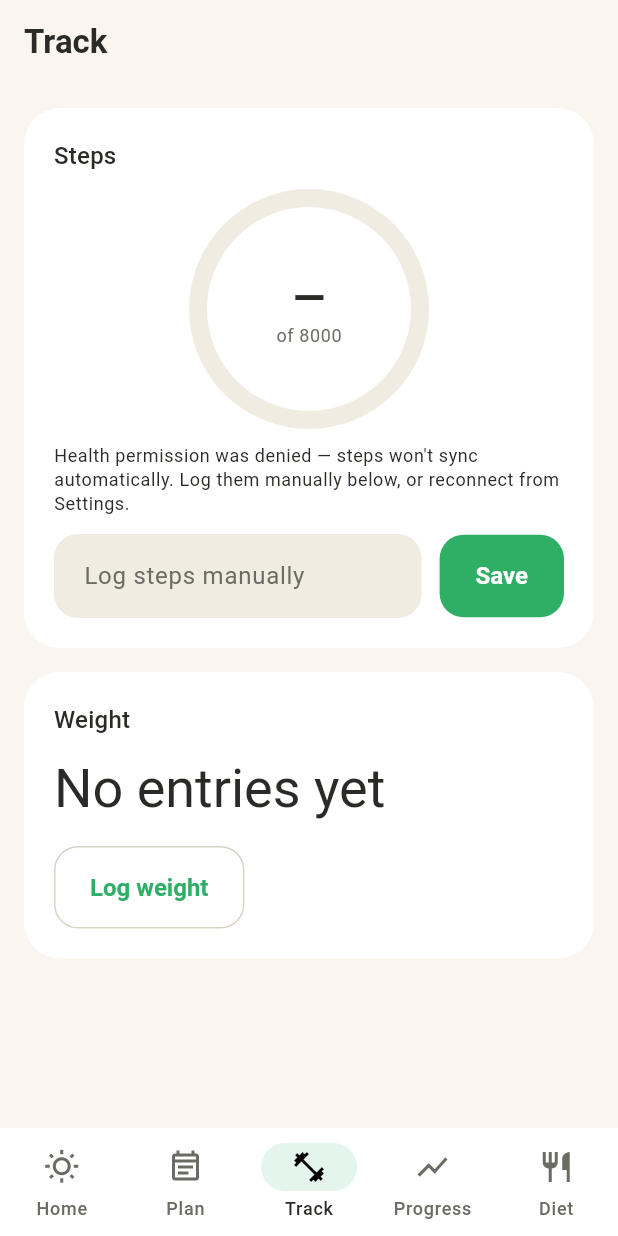
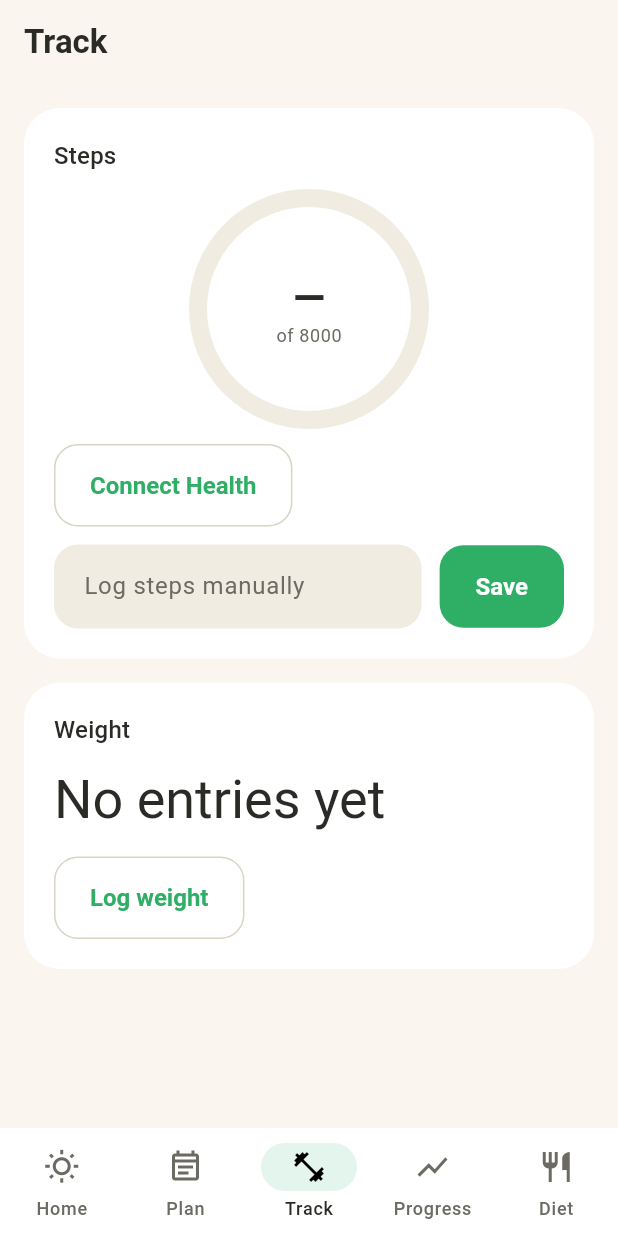
Before and after one commit to maheshsaibabu-debug/FitnessAI, a Flutter app: the TrackScreen screen opened by its route, on a phone screen of 412 x 824 dp. Run offline on Flutter 3.47's test engine with Material 3 defaults, Android fonts, the phone set to English and light mode, and no system bars; our stand-ins replace connectivity_plus, drift, flutter_dotenv, flutter_riverpod, flutter_secure_storage, go_router and 2 more; missing offline and left inert: health; accounts and stored records are empty; generated files the repository leaves out were written again.

Commit message:
Fix Android steps sync: wrong Activity base class, missing Health Connect manifest entries, and a permission-status bug
MainActivity extended plain FlutterActivity instead of FlutterFragmentActivity, so the health plugin's ComponentActivity cast crashed and never registered. The manifest was also missing the rationale intent-filter and ViewPermissionUsageActivity alias Health Connect requires to treat the app as a legitimate health-permission requester — without them Android's Permission Manager showed "No permissions required" and every request silently resolved empty. Separately, checkStepsPermission() mapped Android's ambiguous "not granted" to a permanent denied state with no retry path; it now maps to unavailable, and the Track screen's denied state got a "Try Again" button since Android allows re-prompting.

Co-Authored-By: Claude Sonnet 5 <noreply@anthropic.com>

```diff
--- a/lib/data/local/health_repository.dart
+++ b/lib/data/local/health_repository.dart
@@ -32,11 +32,21 @@ class HealthRepository {
     try {
       final granted = await _health.hasPermissions(_stepsTypes);
       if (granted == true) return HealthPermissionStatus.granted;
-      if (granted == false) return HealthPermissionStatus.denied;
-      // null: platform can't disclose READ status (HealthKit's own
-      // privacy model) — treat as granted-if-we-can-read, resolved by
-      // actually attempting a read rather than blocking on this check.
-      return HealthPermissionStatus.granted;
+      // false and null both mean "we can't confirm READ access" here, but
+      // for different reasons the UI must not conflate: on iOS, `false` is
+      // never actually returned for a READ-only check like this one —
+      // HealthKit's privacy model always yields null (undetermined),
+      // resolved by attempting a real read rather than blocking on this
+      // check. On Android, Health Connect always answers definitively —
+      // `false` there just as often means "never asked" as "denied", since
+      // hasPermissions() can't tell those apart. Reporting that as
+      // `denied` left a fresh install permanently stuck on "permission
+      // denied — reconnect from Settings" despite the system dialog never
+      // having been shown. `unavailable` is the honest state for both:
+      // it's what drives the UI's "Connect Health" button, which actually
+      // triggers the real permission prompt — Android lets that be
+      // retried freely, unlike iOS's post-decline lockout.
+      return HealthPermissionStatus.unavailable;
     } on MissingPluginException {
       return HealthPermissionStatus.unavailable;
     } on PlatformException catch (e) {
--- a/lib/features/tracking/presentation/track_screen.dart
+++ b/lib/features/tracking/presentation/track_screen.dart
@@ -137,9 +137,23 @@ class _ConnectionRow extends ConsumerWidget {
           label: const Text('Sync from Health'),
         );
       case HealthPermissionStatus.denied:
-        return Text(
-          'Health permission was denied — steps won\'t sync automatically. Log them manually below, or reconnect from Settings.',
-          style: Theme.of(context).textTheme.bodySmall,
+        // Android allows re-prompting for a denied permission indefinitely
+        // (unlike iOS, which locks out after one decline and silently
+        // no-ops a repeat request) — so a retry button here is never a dead
+        // end on Android, and merely harmless on iOS.
+        return Column(
+          crossAxisAlignment: CrossAxisAlignment.start,
+          children: [
+            Text(
+              'Health permission was denied — steps won\'t sync automatically. Log them manually below.',
+              style: Theme.of(context).textTheme.bodySmall,
+            ),
+            const SizedBox(height: 8),
+            OutlinedButton(
+              onPressed: controller.requestAndSync,
+              child: const Text('Try Again'),
+            ),
+          ],
         );
       case HealthPermissionStatus.unavailable:
         return OutlinedButton(
```
Also changed, not shown: 2 other files.
